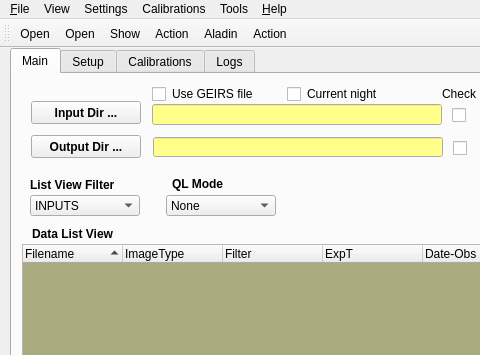
First picture: the form in QL4/panicQL.ui, repository ppmim/PAPI, before the edit; both pictures show x 0 to 480 and y 0 to 355 of the 961 by 729 pixel window.
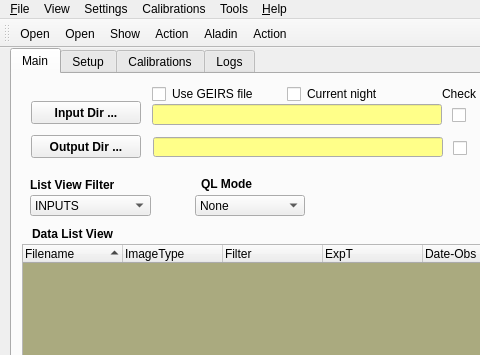
Second picture: the form after the edit. Icons and pictures are not drawn.

Patch:
```diff
--- a/QL4/panicQL.ui
+++ b/QL4/panicQL.ui
@@ -430,7 +430,7 @@
        <rect>
         <x>18</x>
         <y>121</y>
-        <width>110</width>
+        <width>121</width>
         <height>21</height>
        </rect>
       </property>
@@ -496,7 +496,7 @@
      <widget class="QComboBox" name="comboBox_QL_Mode">
       <property name="geometry">
        <rect>
-        <x>154</x>
+        <x>183</x>
         <y>121</y>
         <width>110</width>
         <height>21</height>
@@ -539,7 +539,7 @@
      <widget class="QLabel" name="textLabel4_2_2">
       <property name="geometry">
        <rect>
-        <x>160</x>
+        <x>189</x>
         <y>100</y>
         <width>80</width>
         <height>20</height>
@@ -3072,7 +3072,7 @@
        <string>Set Calibs Dir...</string>
       </property>
      </widget>
-     <widget class="QWidget" name="">
+     <widget class="QWidget" name="layoutWidget">
       <property name="geometry">
        <rect>
         <x>583</x>
```
